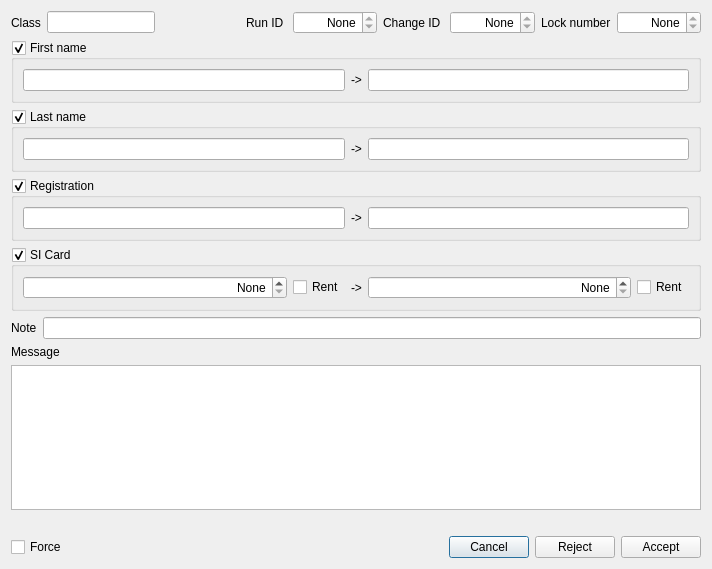
Old version of the form quickevent/app/quickevent/plugins/Event/src/services/qx/lateentrydialog.ui in the repository Quick-Box/quickevent.
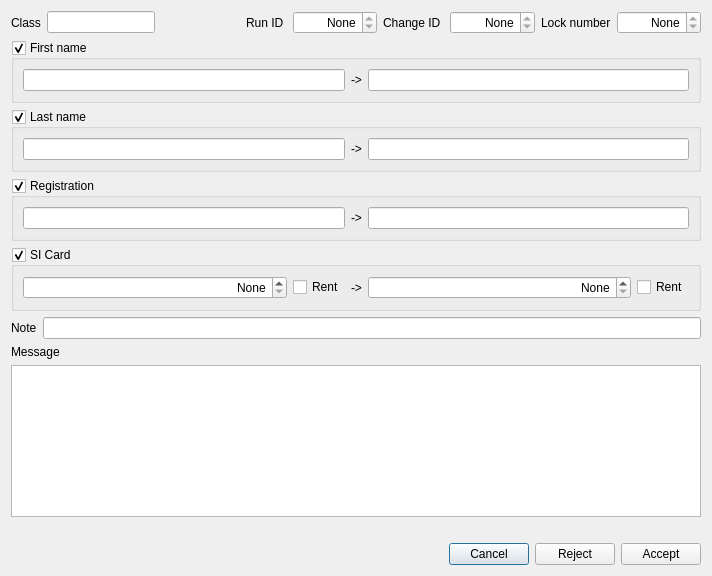
New version of the form.

Commit message: Remove Force checkbox from LateEntryDialog

Diff of the .ui file:
```diff
--- a/quickevent/app/quickevent/plugins/Event/src/services/qx/lateentrydialog.ui
+++ b/quickevent/app/quickevent/plugins/Event/src/services/qx/lateentrydialog.ui
@@ -7,7 +7,7 @@
     <x>0</x>
     <y>0</y>
     <width>712</width>
-    <height>569</height>
+    <height>576</height>
    </rect>
   </property>
   <property name="windowTitle">
@@ -333,13 +333,6 @@
    </item>
    <item>
     <layout class="QHBoxLayout" name="horizontalLayout_3">
-     <item>
-      <widget class="QCheckBox" name="chkForce">
-       <property name="text">
-        <string>Force</string>
-       </property>
-      </widget>
-     </item>
      <item>
       <spacer name="horizontalSpacer">
        <property name="orientation">
```
Left out of the diff: 1 changed line with no effect on the pictures. The commit also changes 1 other file.
